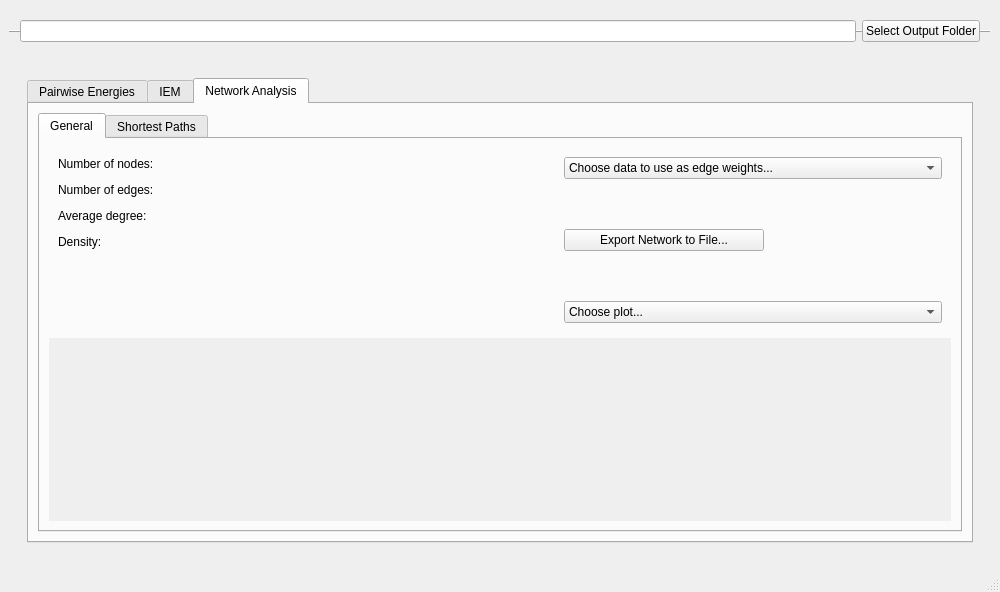
Old version of the form getresinten/viewResultsGUI.ui in the repository osercinoglu/grinn.
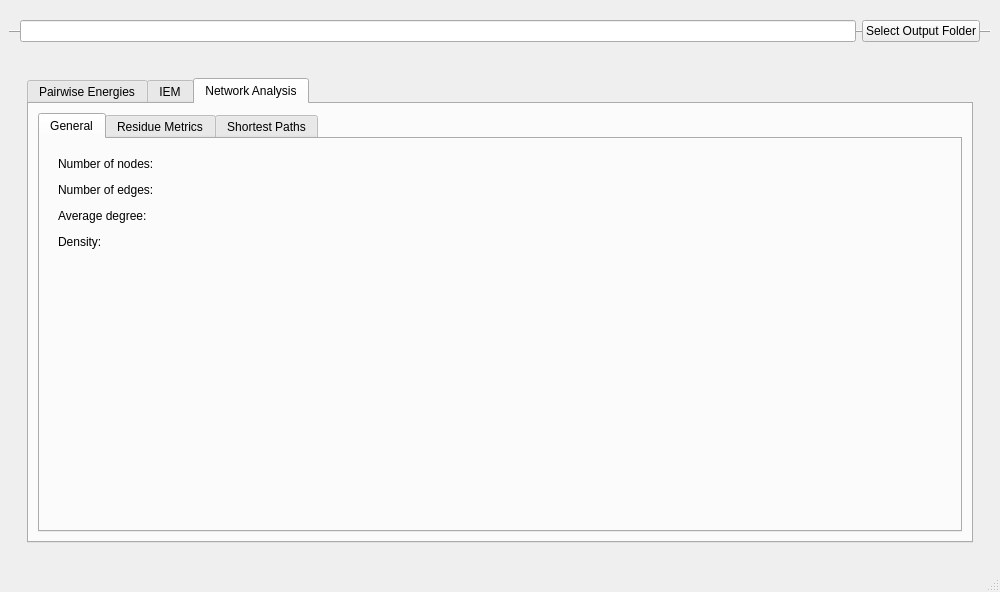
New version of the form. The open tabs and pages were chosen to show the change. Icons and pictures are not drawn.

Commit message: Major progress in displaying residue-based network metrics. Redesign of GUI

The edit to the form file:
```diff
--- a/getresinten/viewResultsGUI.ui
+++ b/getresinten/viewResultsGUI.ui
@@ -345,9 +345,6 @@
                   <string>General</string>
                  </attribute>
                  <layout class="QVBoxLayout" name="verticalLayout_8">
-                  <property name="sizeConstraint">
-                   <enum>QLayout::SetMaximumSize</enum>
-                  </property>
                   <item>
                    <widget class="QFrame" name="frame_NetworkParameters">
                     <property name="sizePolicy">
@@ -363,37 +360,6 @@
                      <enum>QFrame::Raised</enum>
                     </property>
                     <layout class="QGridLayout" name="gridLayout">
-                     <item row="8" column="1">
-                      <widget class="QComboBox" name="comboBox">
-                       <property name="sizePolicy">
-                        <sizepolicy hsizetype="MinimumExpanding" vsizetype="Minimum">
-                         <horstretch>0</horstretch>
-                         <verstretch>0</verstretch>
-                        </sizepolicy>
-                       </property>
-                       <property name="maximumSize">
-                        <size>
-                         <width>500</width>
-                         <height>25</height>
-                        </size>
-                       </property>
-                       <item>
-                        <property name="text">
-                         <string>Choose plot...</string>
-                        </property>
-                       </item>
-                       <item>
-                        <property name="text">
-                         <string>Degree</string>
-                        </property>
-                       </item>
-                       <item>
-                        <property name="text">
-                         <string>Betweenness Centrality</string>
-                        </property>
-                       </item>
-                      </widget>
-                     </item>
                      <item row="0" column="0" rowspan="9">
                       <widget class="QLabel" name="label_4">
                        <property name="sizePolicy">
@@ -416,62 +382,16 @@
                        </property>
                       </widget>
                      </item>
-                     <item row="0" column="1">
-                      <widget class="QComboBox" name="comboBox_2">
-                       <property name="sizePolicy">
-                        <sizepolicy hsizetype="MinimumExpanding" vsizetype="Minimum">
-                         <horstretch>0</horstretch>
-                         <verstretch>0</verstretch>
-                        </sizepolicy>
-                       </property>
-                       <property name="maximumSize">
-                        <size>
-                         <width>500</width>
-                         <height>25</height>
-                        </size>
-                       </property>
-                       <item>
-                        <property name="text">
-                         <string>Choose data to use as edge weights...</string>
-                        </property>
-                       </item>
-                       <item>
-                        <property name="text">
-                         <string>Mean Interaction Energy</string>
-                        </property>
-                       </item>
-                       <item>
-                        <property name="text">
-                         <string>Total Residue Correlation</string>
-                        </property>
-                       </item>
-                      </widget>
-                     </item>
-                     <item row="4" column="1">
-                      <widget class="QPushButton" name="pushButton">
-                       <property name="sizePolicy">
-                        <sizepolicy hsizetype="Fixed" vsizetype="Minimum">
-                         <horstretch>1</horstretch>
-                         <verstretch>0</verstretch>
-                        </sizepolicy>
-                       </property>
-                       <property name="maximumSize">
-                        <size>
-                         <width>200</width>
-                         <height>30</height>
-                        </size>
-                       </property>
-                       <property name="layoutDirection">
-                        <enum>Qt::LeftToRight</enum>
-                       </property>
-                       <property name="text">
-                        <string>Export Network to File...</string>
-                       </property>
-                      </widget>
-                     </item>
                     </layout>
                    </widget>
                   </item>
+                 </layout>
+                </widget>
+                <widget class="QWidget" name="tab_ResidueMetrics">
+                 <attribute name="title">
+                  <string>Residue Metrics</string>
+                 </attribute>
+                 <layout class="QVBoxLayout" name="verticalLayout_9">
                   <item>
                    <widget class="QScrollArea" name="scrollArea_NetworkParametersPlot">
                     <property name="sizePolicy">
```
Left out of the diff: 68 changed lines with no effect on the pictures. The commit also changes 2 other files.
